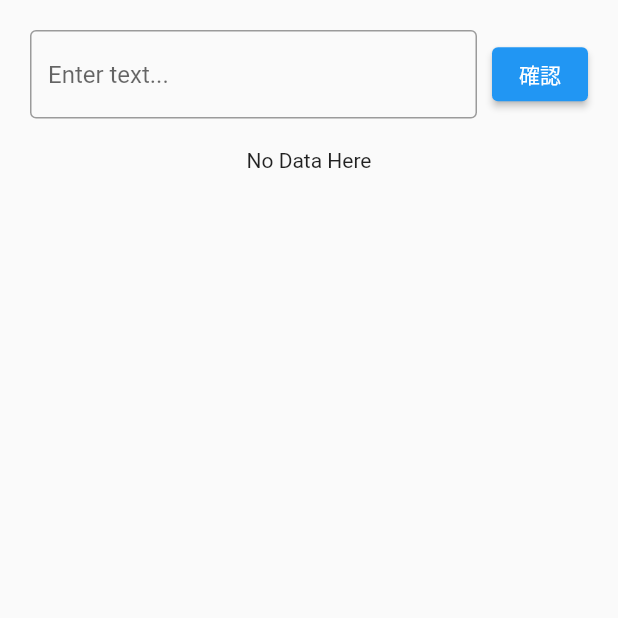
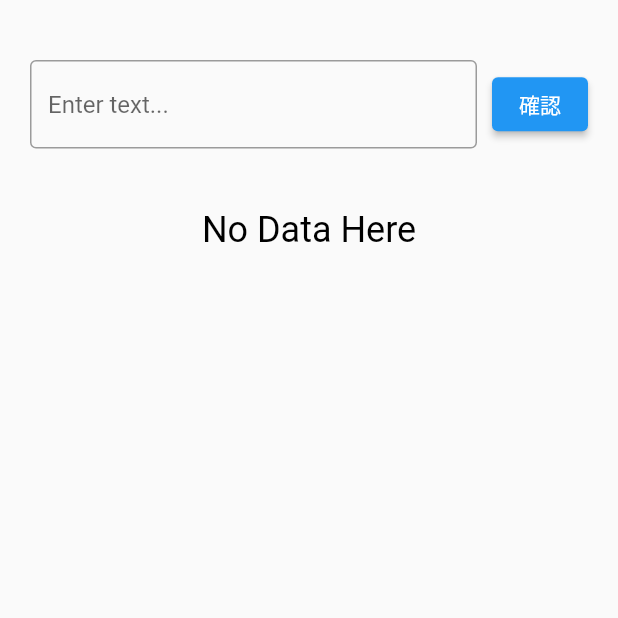
Before and after one commit to et860525/flutter-weather, a Flutter app: the screen it shows after launch, on a phone screen of 412 x 824 dp, the top half of it. Run offline on Flutter 3.47's test engine with Material 2 defaults, Android fonts, the phone set to English and light mode, and no system bars; our stand-ins replace dio, flutter_riverpod.

Commit message:
V1 stable

```diff
--- a/lib/main.dart
+++ b/lib/main.dart
@@ -1,6 +1,9 @@
 import 'package:flutter/material.dart';
-import 'package:dio/dio.dart';
 import 'package:flutter_riverpod/flutter_riverpod.dart';
+import 'package:weather_app/models/weather.dart';
+import 'package:weather_app/utils/fetchAPI.dart';
+import 'package:weather_app/widgets/searchBar.dart';
+import 'package:weather_app/widgets/forecast.dart';
 
 void main() {
   runApp(const ProviderScope(child: MyApp()));
@@ -16,100 +19,79 @@ class MyApp extends StatelessWidget {
       debugShowCheckedModeBanner: false,
       theme: ThemeData(
         primarySwatch: Colors.blue,
+        textTheme: const TextTheme(bodyMedium: TextStyle(color: Colors.black)),
       ),
-      home: MyHomePage(),
+      home: const MyHomePage(),
     );
   }
 }
 
 final locationNameProvider = StateProvider<String>((ref) => '');
 
-final weatherDataProvider = FutureProvider((ref) async {
-  final inputLocationName = ref.watch(locationNameProvider).toString();
+final weatherDataProvider = FutureProvider<Weather>((ref) async {
+  final inputLocationName = ref.watch(locationNameProvider);
 
-  if (inputLocationName.isEmpty) {
-    return {'status': 'None'};
-  } else {
-    try {
-      Response response = await Dio().get(
-          'https://opendata.cwb.gov.tw/api/v1/rest/datastore/F-C0032-001',
-          queryParameters: {
-            'Authorization': 'CWB-405F824E-2EC9-4A49-B0CF-7E44724E70A1',
-            'locationName': inputLocationName
-          });
-
-      if (response.statusCode == 200) {
-        var data = response.data['records'];
-        return data;
-      } else {
-        return {};
-      }
-    } catch (e) {
-      print(e);
-    }
-  }
+  return WeatherApiClient().getWeather(inputLocationName);
 });
 
 class MyHomePage extends ConsumerWidget {
-  MyHomePage({Key? key}) : super(key: key);
-
-  final TextEditingController _textEditingController = TextEditingController();
+  const MyHomePage({super.key});
 
   @override
   Widget build(BuildContext context, WidgetRef ref) {
     AsyncValue weatherData = ref.watch(weatherDataProvider);
 
     return Scaffold(
+        resizeToAvoidBottomInset: false,
         body: Column(children: [
-      Container(
-        padding: const EdgeInsets.all(20),
-        child: Row(
-          children: [
-            Expanded(
-              child: TextField(
-                controller: _textEditingController,
-                decoration: const InputDecoration(
-                  border: OutlineInputBorder(),
-                  hintText: 'Enter text...',
-                ),
-              ),
-            ),
-            const SizedBox(width: 10.0),
-            ElevatedButton(
-              onPressed: () async {
-                // Update locationName
-                ref
-                    .read(locationNameProvider.notifier)
-                    .update((state) => state = _textEditingController.text);
-
-                ref.read(weatherDataProvider.future);
-              },
-              child: const Text('確認'),
-            ),
-          ],
-        ),
-      ),
+          SearchArea(locationNameProvider, weatherDataProvider),
           weatherData.when(
               loading: () => const CircularProgressIndicator(),
               error: (err, stack) => Text('Error: $err'),
               data: (data) {
-            if (data['status'] == 'None') {
-              print(data);
+                final weatherData = data.toJson();
+
+                if (weatherData['records'] == null) {
+                  return const Text(
+                    'No Data Here',
+                    style: TextStyle(fontSize: 24.0),
+                  );
+                } else if (weatherData['records']['location'].isEmpty) {
+                  return const Text(
+                    '輸入的站名可能有誤',
+                    style: TextStyle(fontSize: 24.0),
+                  );
                 } else {
-              for (var ele in data['location'][0]['weatherElement']) {
-                // print(ele);
-              }
-            }
                   return Column(
-              children: [
-                if (data['status'] == 'None')
-                  Text('No Data Here')
-                else
-                  for (var ele in data['location'][0]['weatherElement']) ...[
-                    Text(ele.toString())
-                  ]
+                    children: <Widget>[
+                      // Location
+                      Row(
+                        mainAxisAlignment: MainAxisAlignment.center,
+                        children: <Widget>[
+                          const Icon(
+                            Icons.location_on_outlined,
+                            color: Colors.black87,
+                            size: 30.0,
+                            semanticLabel:
+                                'Text to announce in accessibility modes',
+                          ),
+                          Text(
+                            weatherData['records']['location'][0]
+                                ['locationName'],
+                            style: const TextStyle(
+                                fontWeight: FontWeight.w700,
+                                fontSize: 24,
+                                color: Colors.black87),
+                          )
+                        ],
+                      ),
+                      Container(
+                        padding: const EdgeInsets.all(10),
+                      ),
+                      WeatherForecast(location: data.records.location[0])
                     ],
                   );
+                }
               })
         ]));
   }
--- /dev/null
+++ b/lib/models/weather.dart
@@ -0,0 +1,128 @@
+import 'dart:convert';
+
+Weather weatherFromJson(String str) => Weather.fromJson(json.decode(str));
+
+String weatherToJson(Weather data) => json.encode(data.toJson());
+
+class Weather {
+  final Records? records;
+
+  Weather({
+    this.records,
+  });
+
+  factory Weather.fromJson(Map<String, dynamic> json) => Weather(
+        records: Records.fromJson(json["records"]),
+      );
+
+  Map<String, dynamic> toJson() => {
+        "records": records?.toJson(),
+      };
+}
+
+class Records {
+  final String datasetDescription;
+  final List<Location> location;
+
+  Records({
+    required this.datasetDescription,
+    required this.location,
+  });
+
+  factory Records.fromJson(Map<String, dynamic> json) => Records(
+        datasetDescription: json["datasetDescription"],
+        location: List<Location>.from(
+            json["location"].map((x) => Location.fromJson(x))),
+      );
+
+  Map<String, dynamic> toJson() => {
+        "datasetDescription": datasetDescription,
+        "location": List<dynamic>.from(location.map((x) => x.toJson())),
+      };
+}
+
+class Location {
+  final String locationName;
+  final List<WeatherElement> weatherElement;
+
+  Location({
+    required this.locationName,
+    required this.weatherElement,
+  });
+
+  factory Location.fromJson(Map<String, dynamic> json) => Location(
+        locationName: json["locationName"],
+        weatherElement: List<WeatherElement>.from(
+            json["weatherElement"].map((x) => WeatherElement.fromJson(x))),
+      );
+
+  Map<String, dynamic> toJson() => {
+        "locationName": locationName,
+        "weatherElement":
+            List<dynamic>.from(weatherElement.map((x) => x.toJson())),
+      };
+}
+
+class WeatherElement {
+  final String elementName;
+  final List<Time> time;
+
+  WeatherElement({
+    required this.elementName,
+    required this.time,
+  });
+
+  factory WeatherElement.fromJson(Map<String, dynamic> json) => WeatherElement(
+        elementName: json["elementName"],
+        time: List<Time>.from(json["time"].map((x) => Time.fromJson(x))),
+      );
+
+  Map<String, dynamic> toJson() => {
+        "elementName": elementName,
+        "time": List<dynamic>.from(time.map((x) => x.toJson())),
+      };
+}
+
+class Time {
+  final String startTime;
+  final String endTime;
+  final Parameter parameter;
+
+  Time(
+      {required this.startTime,
+      required this.endTime,
+      required this.parameter});
+
+  factory Time.fromJson(Map<String, dynamic> json) => Time(
+        startTime: json["startTime"],
+        endTime: json["endTime"],
+        parameter: Parameter.fromJson(json["parameter"]),
+      );
+
+  Map<String, dynamic> toJson() => {
+        "startTime": startTime,
+        "endTime": endTime,
+        "parameter": parameter.toJson(),
+      };
+}
+
+class Parameter {
+  final String parameterName;
+  final String? parameterValue;
+  final String? parameterUnit;
+
+  Parameter(
+      {required this.parameterName, this.parameterValue, this.parameterUnit});
+
+  factory Parameter.fromJson(Map<String, dynamic> json) => Parameter(
+        parameterName: json["parameterName"],
+        parameterValue: json["parameterValue"],
+        parameterUnit: json["parameterUnit"],
+      );
+
+  Map<String, dynamic> toJson() => {
+        "parameterName": parameterName,
+        "parameterValue": parameterValue,
+        "parameterUnit": parameterUnit,
+      };
+}
--- /dev/null
+++ b/lib/widgets/searchBar.dart
@@ -0,0 +1,43 @@
+import 'package:flutter/material.dart';
+import 'package:flutter_riverpod/flutter_riverpod.dart';
+
+class SearchArea extends ConsumerWidget {
+  SearchArea(this.textInputProvider, this.weatherDataProvider, {super.key});
+
+  final StateProvider<String> textInputProvider;
+  final FutureProvider weatherDataProvider;
+
+  final TextEditingController _textEditingController = TextEditingController();
+
+  @override
+  Widget build(final BuildContext context, WidgetRef ref) {
+    return Container(
+      padding: const EdgeInsets.symmetric(vertical: 40, horizontal: 20),
+      child: Row(
+        children: [
+          Expanded(
+            child: TextField(
+              controller: _textEditingController,
+              decoration: const InputDecoration(
+                border: OutlineInputBorder(),
+                hintText: 'Enter text...',
+              ),
+            ),
+          ),
+          const SizedBox(width: 10.0),
+          ElevatedButton(
+            onPressed: () async {
+              // Update locationName
+              ref
+                  .read(textInputProvider.notifier)
+                  .update((state) => state = _textEditingController.text);
+
+              ref.read(weatherDataProvider.future);
+            },
+            child: const Text('確認'),
+          ),
+        ],
+      ),
+    );
+  }
+}
```
Also changed, not shown: lib/utils/fetchAPI.dart (added, +33 -0 lines), lib/utils/weatherIconMapping.dart (added, +39 -0 lines), lib/widgets/forecast.dart (added, +143 -0 lines), lib/widgets/weatherCard.dart (added, +82 -0 lines), pubspec.yaml (+8 -1 lines), fonts/weathericons-regular.ttf (added), pubspec.lock, 1 other file. Lines whose indentation alone changed are shown as unchanged.
